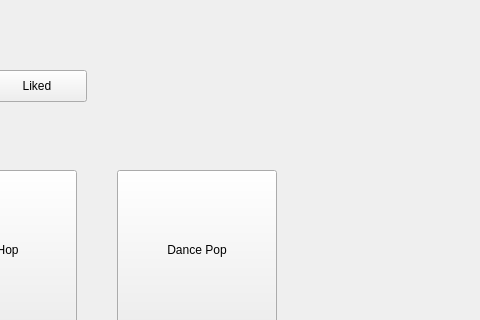
Above: mainwindow.ui from Texvss/Spotify_project before the change; both pictures show x 573 to 1053 and y 0 to 320 of the 1053 by 897 pixel window. Below: the same form after it.
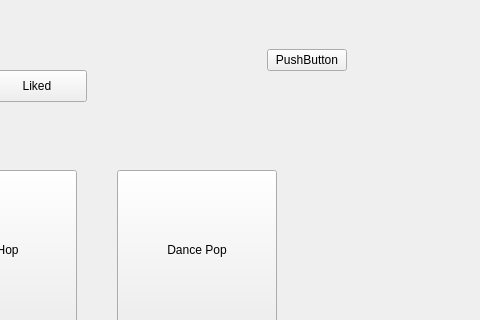
That is the form after the change.

Diff of the .ui file:
```diff
--- a/mainwindow.ui
+++ b/mainwindow.ui
@@ -304,6 +304,38 @@
      <string>Liked</string>
     </property>
    </widget>
+   <widget class="QWidget" name="horizontalLayoutWidget">
+    <property name="geometry">
+     <rect>
+      <x>840</x>
+      <y>20</y>
+      <width>160</width>
+      <height>80</height>
+     </rect>
+    </property>
+    <layout class="QHBoxLayout" name="horizontalLayout">
+     <item>
+      <widget class="QPushButton" name="pushButton">
+       <property name="text">
+        <string>PushButton</string>
+       </property>
+      </widget>
+     </item>
+     <item>
+      <spacer name="horizontalSpacer">
+       <property name="orientation">
+        <enum>Qt::Orientation::Horizontal</enum>
+       </property>
+       <property name="sizeHint" stdset="0">
+        <size>
+         <width>40</width>
+         <height>20</height>
+        </size>
+       </property>
+      </spacer>
+     </item>
+    </layout>
+   </widget>
    <zorder>rockButton</zorder>
    <zorder>randbButton</zorder>
    <zorder>searchList</zorder>
```
Left out of the diff: 7 changed lines with no effect on the pictures.
